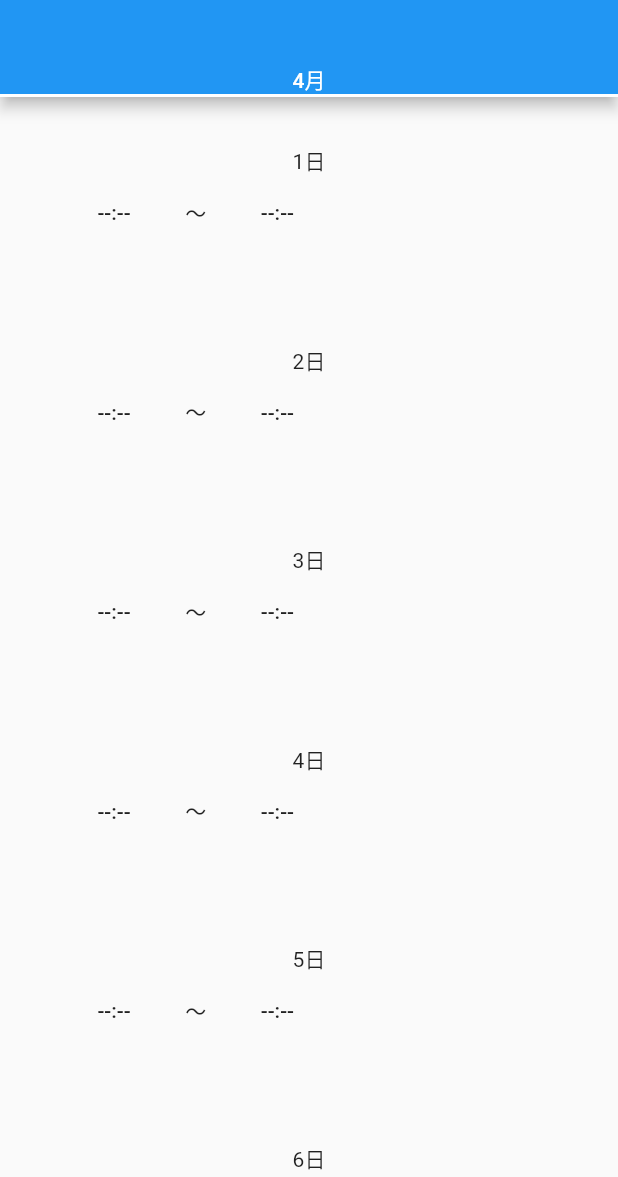
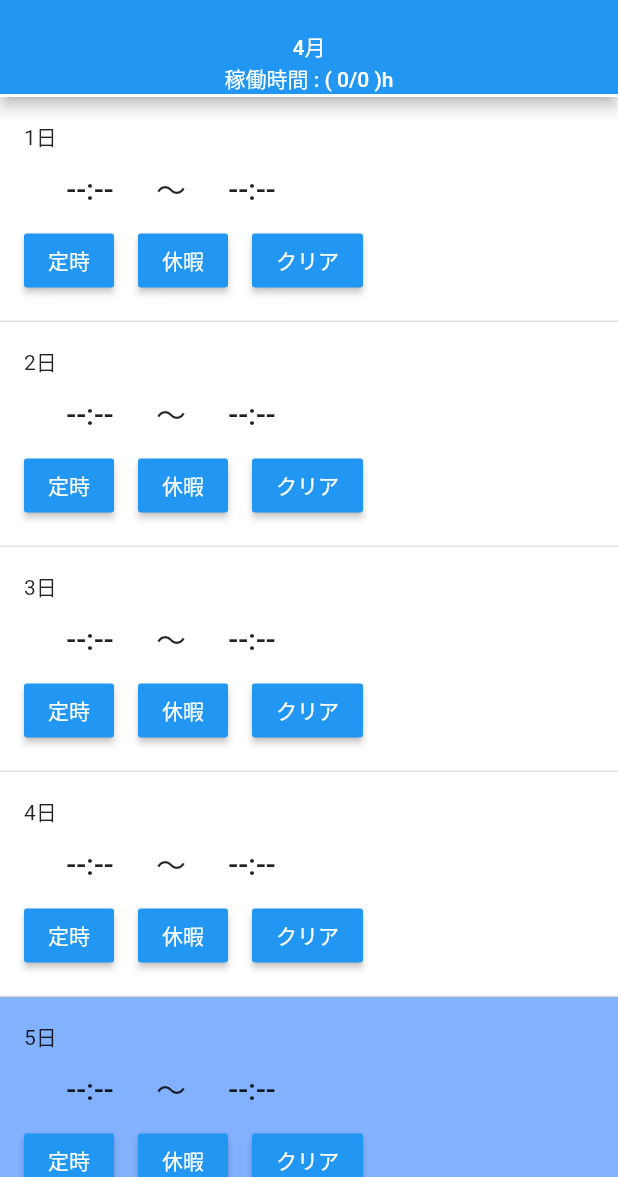
Before and after one commit to kusamuraX/KinTai, a Flutter app: the screen it shows after launch, on a phone screen of 412 x 824 dp, the part 59-1236 px from its top. Run offline on Flutter 3.47's test engine with Material 2 defaults, Android fonts, the phone set to English and light mode, and no system bars.

Commit message:
update button

```diff
--- a/lib/main.dart
+++ b/lib/main.dart
@@ -16,12 +16,22 @@ class MyApp extends StatelessWidget {
   }
 }
 
+class SpaceBox extends SizedBox {
+  SpaceBox({double width = 8.0, double height = 8.0})
+      : super(width: width, height: height);
+
+  SpaceBox.width([double value = 8.0]) : super(width: value);
+  SpaceBox.height([double value = 8.0]) : super(height: value);
+}
+
 class MyHomePage extends StatefulWidget {
   MyHomePage({Key key, this.title}) : super(key: key);
 
   final String title;
-
   final String noneTime = '--:--';
+  final saturdayColor = Colors.blueAccent.shade100;
+  final sundayColor = Colors.redAccent.shade100;
+  final normalColor = Colors.white;
 
   @override
   _MyHomePageState createState() => new _MyHomePageState();
@@ -30,6 +40,9 @@ class MyHomePage extends StatefulWidget {
 class _MyHomePageState extends State<MyHomePage> with SingleTickerProviderStateMixin {
 
   TabController _tabController;
+
+  int _normalWorkingHours = 0;
+  int _actualWorkingHours = 0;
 
   List<String> stTimes = <String>[];
   List<String> edTimes = <String>[];
@@ -40,9 +53,13 @@ class _MyHomePageState extends State<MyHomePage> with SingleTickerProviderStateM
     for(var i = 4; i <= 4; i++) {
       tabs.add(Container(
         width: mediaSize.width,
-        height: 20.0,
         alignment: Alignment.center,
-        child: new Text(i.toString() + '月'),
+        child: Column(
+          crossAxisAlignment: CrossAxisAlignment.center,
+          children: <Widget>[
+          new Text(i.toString() + '月'),
+          new Text('稼働時間 : ( $_actualWorkingHours/$_normalWorkingHours )h'),
+        ],),
       ));
     }
     return tabs;
@@ -72,20 +89,35 @@ class _MyHomePageState extends State<MyHomePage> with SingleTickerProviderStateM
     }
   }
 
+  Color _getDayColor(int month, int day){
+    var week = new DateTime(2019, month + 1, day).weekday;
+    if(week == DateTime.saturday){
+      return widget.saturdayColor;
+    } else if(week == DateTime.sunday){
+      return widget.sundayColor;
+    } else {
+      return widget.normalColor;
+    }
+  }
+
   List<Widget> _getDayList(var month){
     List<Widget> days = <Widget>[];
     final lastDayOfMonth = new DateTime(2019, month + 1, 0);
-
     days.addAll(List.generate(lastDayOfMonth.day, (i) => i).map((int i){
       stTimes.add(widget.noneTime);
       edTimes.add(widget.noneTime);
       return Container(
-        padding: const EdgeInsets.all(32.0),
+        padding: const EdgeInsets.all(16.0),
+        decoration: new BoxDecoration(
+            color: _getDayColor(month, i),
+            border: new Border(bottom: new BorderSide(color: Colors.black12, width: 1.0))
+        ),
         child: Row(
           children: <Widget>[
             Expanded(child: Column(
               children: [
                 Container(
+                  alignment: Alignment.topLeft,
                   child: Text((i+1).toString() + '日'),
                 ),
                 Container(
@@ -101,9 +133,9 @@ class _MyHomePageState extends State<MyHomePage> with SingleTickerProviderStateM
                             stTimes[i] = selectTime.format(context);
                           });
                         },
-                        child: new Text(stTimes[i]),
+                        child: new Text(stTimes[i], style: TextStyle(fontSize: 20.0),),
                       ),
-                      Text(' ～ '),
+                      Text('～', style: TextStyle(fontSize: 20.0),),
                       new FlatButton(
                         onPressed: () async {
                           TimeOfDay selectTime = await showTimePicker(
@@ -114,11 +146,51 @@ class _MyHomePageState extends State<MyHomePage> with SingleTickerProviderStateM
                             edTimes[i] = selectTime.format(context);
                           });
                         },
-                        child: new Text(edTimes[i]),
+                        child: new Text(edTimes[i], style: TextStyle(fontSize: 20.0),),
                       ),
                     ],
                   ),
-                )
+                ),
+               Row(
+                children: <Widget>[
+                  new MaterialButton(
+                    minWidth: 30.0,
+                    textColor: Colors.white,
+                    color: Colors.blue,
+                    onPressed: (){
+                      setState(() {
+                        stTimes[i] = TimeOfDay(hour: 9, minute: 0).format(context);
+                        edTimes[i] = TimeOfDay(hour: 18, minute: 0).format(context);
+                      });
+                    },
+                    child: new Text("定時"),
+                  ),
+                  SpaceBox.width(16.0),
+                  new MaterialButton(
+                    minWidth: 30.0,
+                    textColor: Colors.white,
+                    color: Colors.blue,
+                    onPressed: (){
+                      setState(() {
+                      });
+                    },
+                    child: new Text("休暇"),
+                  ),
+                  SpaceBox.width(16.0),
+                  new MaterialButton(
+                    minWidth: 30.0,
+                    textColor: Colors.white,
+                    color: Colors.blue,
+                    onPressed: (){
+                      setState(() {
+                        stTimes[i] = widget.noneTime;
+                        edTimes[i] = widget.noneTime;
+                      });
+                    },
+                    child: new Text("クリア"),
+                  ),
+                ],
+              ) ,
               ],
             ))
           ],
```
